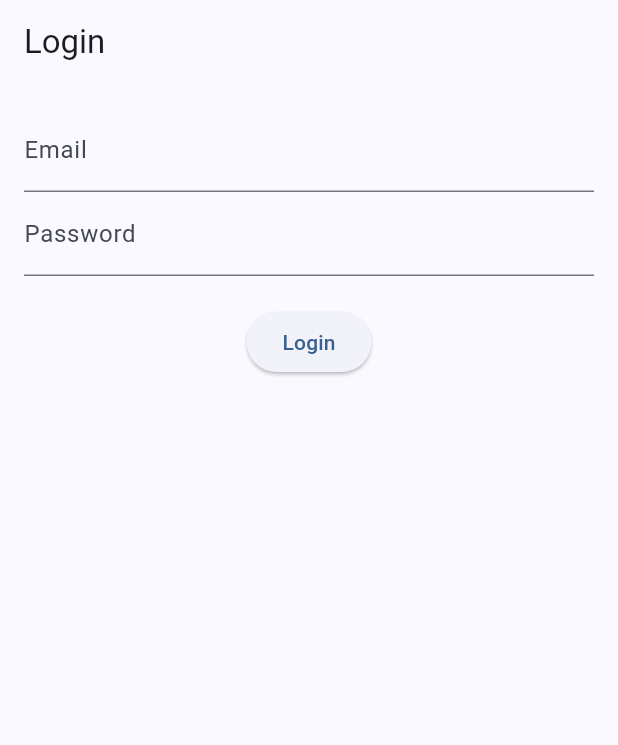
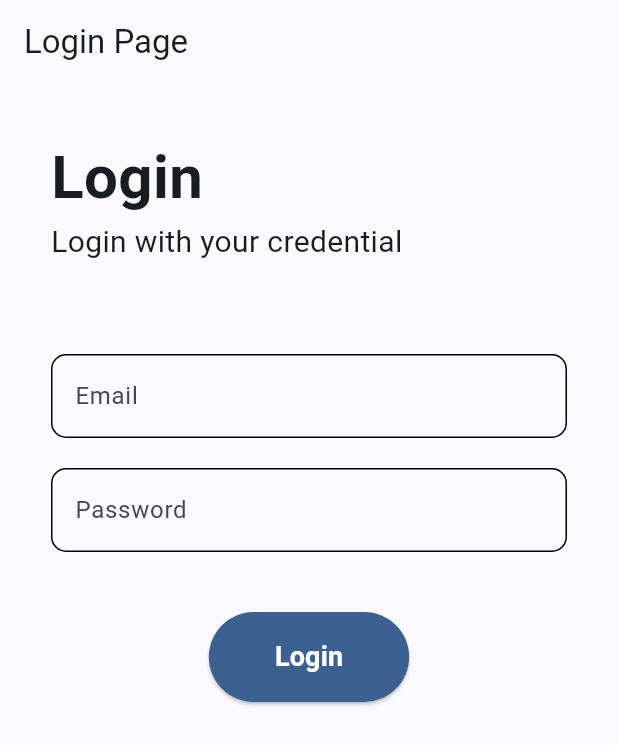
Before and after one commit to krsonu12/assignment_2, a Flutter app: the screen it shows after launch, on a phone screen of 412 x 824 dp. Shown: the top 745 px of the screen. Run offline on Flutter 3.47's test engine with Material 3 defaults, Android fonts, the phone set to English and light mode, and no system bars; our stand-ins replace flutter_mobx, geocoding, geolocator, get_it, image_picker, mobx and 3 more; accounts and stored records are empty; generated files the repository leaves out were written again.

Commit message:
code ref

```diff
--- a/lib/main.dart
+++ b/lib/main.dart
@@ -21,6 +21,7 @@ class MyApp extends StatelessWidget {
   @override
   Widget build(BuildContext context) {
     return MaterialApp(
+      debugShowCheckedModeBanner: false,
       title: 'Customer App',
       theme: ThemeData(
         colorScheme: theme.appColorScheme,
--- a/lib/ui/login_page.dart
+++ b/lib/ui/login_page.dart
@@ -1,4 +1,6 @@
 // lib/ui/login_page.dart
+import 'package:customer_app/widgets/custom_text_filed.dart';
+import 'package:customer_app/widgets/enable_button.dart';
 import 'package:flutter/material.dart';
 import 'package:get_it/get_it.dart';
 import '../stores/auth_store.dart';
@@ -15,16 +17,37 @@ class LoginPage extends StatelessWidget {
   @override
   Widget build(BuildContext context) {
     return Scaffold(
-      appBar: AppBar(title: const Text('Login')),
+      appBar: AppBar(
+        title: const Text('Login Page'),
+      ),
       body: Padding(
         padding: const EdgeInsets.all(16.0),
+        child: SingleChildScrollView(
+          scrollDirection: Axis.vertical,
           child: Form(
             key: _formKey,
+            child: Padding(
+              padding: const EdgeInsets.all(18.0),
               child: Column(
+                mainAxisAlignment: MainAxisAlignment.start,
+                crossAxisAlignment: CrossAxisAlignment.start,
                 children: [
-              TextFormField(
+                  const Text(
+                    'Login',
+                    style: TextStyle(fontSize: 40, fontWeight: FontWeight.bold),
+                  ),
+                  const Text(
+                    'Login with your credential',
+                    style: TextStyle(
+                      fontSize: 20,
+                    ),
+                  ),
+                  const SizedBox(
+                    height: 60,
+                  ),
+                  CustomTextFiled(
                     controller: _emailController,
-                decoration: const InputDecoration(labelText: 'Email'),
+                    label: 'Email',
                     validator: (value) {
                       if (value?.isEmpty ?? true) {
                         return 'Please enter your email';
@@ -32,10 +55,10 @@ class LoginPage extends StatelessWidget {
                       return null;
                     },
                   ),
-              TextFormField(
+                  const SizedBox(height: 20),
+                  CustomTextFiled(
                     controller: _passwordController,
-                decoration: const InputDecoration(labelText: 'Password'),
-                obscureText: true,
+                    label: "Password",
                     validator: (value) {
                       if (value?.isEmpty ?? true) {
                         return 'Please enter your password';
@@ -43,8 +66,10 @@ class LoginPage extends StatelessWidget {
                       return null;
                     },
                   ),
-              const SizedBox(height: 20),
-              ElevatedButton(
+                  const SizedBox(height: 40),
+                  Center(
+                    child: Enablebutton(
+                      title: "Login",
                       onPressed: () async {
                         if (_formKey.currentState?.validate() ?? false) {
                           bool success = await _authStore.login(
@@ -60,14 +85,17 @@ class LoginPage extends StatelessWidget {
                           } else {
                             if (!context.mounted) return;
                             ScaffoldMessenger.of(context).showSnackBar(
-                        const SnackBar(content: Text('Invalid credentials')),
+                              const SnackBar(
+                                  content: Text('Invalid credentials')),
                             );
                           }
                         }
                       },
-                child: const Text('Login'),
                     ),
+                  )
                 ],
+              ),
+            ),
           ),
         ),
       ),
--- /dev/null
+++ b/lib/widgets/custom_text_filed.dart
@@ -0,0 +1,41 @@
+import 'package:flutter/material.dart';
+
+class CustomTextFiled extends StatelessWidget {
+  final String? label;
+  final String? hintText;
+  final TextEditingController controller;
+  final Widget? widget;
+
+  final TextInputType? keyboardType;
+  final int? maxLines = 1;
+  final String? Function(String?) validator;
+  const CustomTextFiled({
+    this.widget,
+    super.key,
+    this.label,
+    this.hintText,
+    required this.controller,
+    this.keyboardType,
+    required this.validator,
+  });
+
+  @override
+  Widget build(BuildContext context) {
+    return TextFormField(
+      controller: controller,
+      keyboardType: keyboardType,
+      maxLines: maxLines,
+      decoration: InputDecoration(
+        hintText: hintText,
+        labelText: label,
+        enabledBorder: OutlineInputBorder(
+          borderRadius: BorderRadius.circular(10.0),
+        ),
+        focusedBorder: OutlineInputBorder(
+          borderRadius: BorderRadius.circular(10.0),
+        ),
+      ),
+      validator: validator,
+    );
+  }
+}
--- /dev/null
+++ b/lib/widgets/enable_button.dart
@@ -0,0 +1,32 @@
+import 'package:flutter/material.dart';
+
+class Enablebutton extends StatelessWidget {
+  final String title;
+  final VoidCallback? onPressed;
+  const Enablebutton({
+    super.key,
+    required this.title,
+    this.onPressed,
+  });
+
+  @override
+  Widget build(BuildContext context) {
+    return SizedBox(
+      height: 60,
+      child: ElevatedButton(
+        style: ElevatedButton.styleFrom(
+          backgroundColor: Theme.of(context).primaryColor,
+        ),
+        onPressed: onPressed,
+        child: Padding(
+          padding: const EdgeInsets.symmetric(horizontal: 20),
+          child: Text(
+            title,
+            style: const TextStyle(
+                color: Colors.white, fontSize: 18, fontWeight: FontWeight.bold),
+          ),
+        ),
+      ),
+    );
+  }
+}
```
Lines whose indentation alone changed are shown as unchanged.
